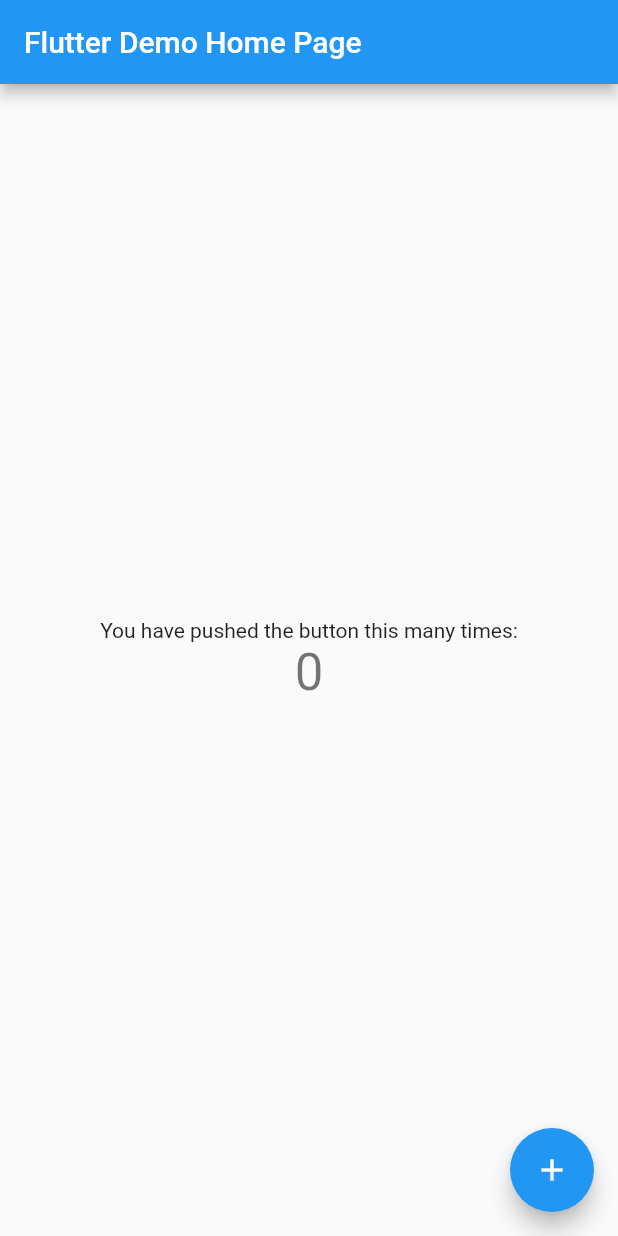
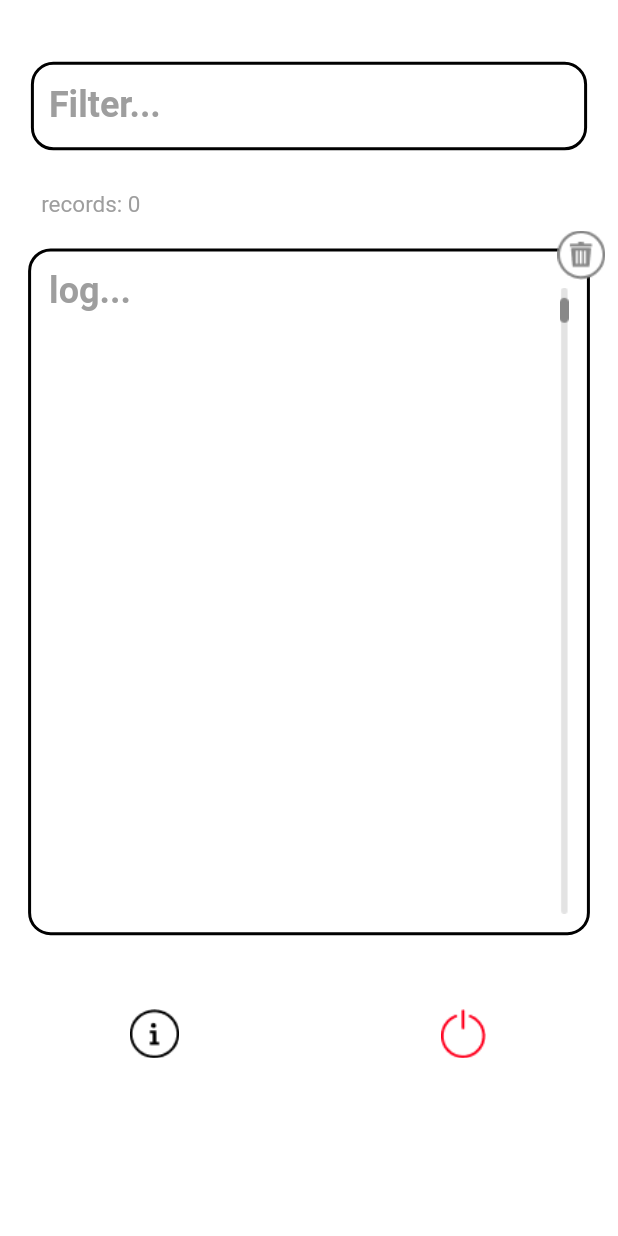
Before and after one commit to sahlet-official/userlog, a Flutter app: the screen it shows after launch, on a phone screen of 412 x 824 dp. Run offline on Flutter 3.47's test engine with Material 2 defaults, Android fonts, the phone set to English and light mode, and no system bars; Roboto replaces fonts that are missing (Suisse Int'l).

Commit message:
Update UI

```diff
--- a/Sources/buttonlog/flutter_buttonlog/lib/main.dart
+++ b/Sources/buttonlog/flutter_buttonlog/lib/main.dart
@@ -1,4 +1,8 @@
 import 'package:flutter/material.dart';
+
+import 'about.dart';
+import 'clear_answer.dart';
+import 'mainActivity.dart';
 
 void main() {
   runApp(const MyApp());
@@ -13,103 +17,9 @@
     return MaterialApp(
       title: 'Flutter Demo',
       theme: ThemeData(
-        // This is the theme of your application.
-        //
-        // Try running your application with "flutter run". You'll see the
-        // application has a blue toolbar. Then, without quitting the app, try
-        // changing the primarySwatch below to Colors.green and then invoke
-        // "hot reload" (press "r" in the console where you ran "flutter run",
-        // or simply save your changes to "hot reload" in a Flutter IDE).
-        // Notice that the counter didn't reset back to zero; the application
-        // is not restarted.
         primarySwatch: Colors.blue,
       ),
-      home: const MyHomePage(title: 'Flutter Demo Home Page'),
+      home: MainActivity(),
     );
   }
 }
-
-class MyHomePage extends StatefulWidget {
-  const MyHomePage({super.key, required this.title});
-
-  // This widget is the home page of your application. It is stateful, meaning
-  // that it has a State object (defined below) that contains fields that affect
-  // how it looks.
-
-  // This class is the configuration for the state. It holds the values (in this
-  // case the title) provided by the parent (in this case the App widget) and
-  // used by the build method of the State. Fields in a Widget subclass are
-  // always marked "final".
-
-  final String title;
-
-  @override
-  State<MyHomePage> createState() => _MyHomePageState();
-}
-
-class _MyHomePageState extends State<MyHomePage> {
-  int _counter = 0;
-
-  void _incrementCounter() {
-    setState(() {
-      // This call to setState tells the Flutter framework that something has
-      // changed in this State, which causes it to rerun the build method below
-      // so that the display can reflect the updated values. If we changed
-      // _counter without calling setState(), then the build method would not be
-      // called again, and so nothing would appear to happen.
-      _counter++;
-    });
-  }
-
-  @override
-  Widget build(BuildContext context) {
-    // This method is rerun every time setState is called, for instance as done
-    // by the _incrementCounter method above.
-    //
-    // The Flutter framework has been optimized to make rerunning build methods
-    // fast, so that you can just rebuild anything that needs updating rather
-    // than having to individually change instances of widgets.
-    return Scaffold(
-      appBar: AppBar(
-        // Here we take the value from the MyHomePage object that was created by
-        // the App.build method, and use it to set our appbar title.
-        title: Text(widget.title),
-      ),
-      body: Center(
-        // Center is a layout widget. It takes a single child and positions it
-        // in the middle of the parent.
-        child: Column(
-          // Column is also a layout widget. It takes a list of children and
-          // arranges them vertically. By default, it sizes itself to fit its
-          // children horizontally, and tries to be as tall as its parent.
-          //
-          // Invoke "debug painting" (press "p" in the console, choose the
-          // "Toggle Debug Paint" action from the Flutter Inspector in Android
-          // Studio, or the "Toggle Debug Paint" command in Visual Studio Code)
-          // to see the wireframe for each widget.
-          //
-          // Column has various properties to control how it sizes itself and
-          // how it positions its children. Here we use mainAxisAlignment to
-          // center the children vertically; the main axis here is the vertical
-          // axis because Columns are vertical (the cross axis would be
-          // horizontal).
-          mainAxisAlignment: MainAxisAlignment.center,
-          children: <Widget>[
-            const Text(
-              'You have pushed the button this many times:',
-            ),
-            Text(
-              '$_counter',
-              style: Theme.of(context).textTheme.headline4,
-            ),
-          ],
-        ),
-      ),
-      floatingActionButton: FloatingActionButton(
-        onPressed: _incrementCounter,
-        tooltip: 'Increment',
-        child: const Icon(Icons.add),
-      ), // This trailing comma makes auto-formatting nicer for build methods.
-    );
-  }
-}
--- /dev/null
+++ b/Sources/buttonlog/flutter_buttonlog/lib/mainActivity.dart
@@ -0,0 +1,195 @@
+import 'package:flutter/material.dart';
+import 'package:flutter/services.dart';
+import 'package:flutter_buttonlog/about.dart';
+
+import 'clear_answer.dart';
+
+class MainActivity extends StatefulWidget {
+  @override
+  State<MainActivity> createState() => _MainActivityState();
+}
+
+class _MainActivityState extends State<MainActivity> {
+  late TextEditingController _controller;
+
+  @override
+  void initState() {
+    super.initState();
+    _controller = TextEditingController();
+  }
+
+  @override
+  void dispose() {
+    _controller.dispose();
+    super.dispose();
+  }
+
+  Widget build(BuildContext context) {
+    return Scaffold(
+      backgroundColor: Colors.white,
+      body: Center(
+        child: ListView(
+          children: <Widget>[
+            Container(
+              padding: EdgeInsets.fromLTRB(
+                  MediaQuery.of(context).size.width / 20,
+                  MediaQuery.of(context).size.height / 20,
+                  MediaQuery.of(context).size.width / 20,
+                  0),
+              child: TextField(
+                controller: _controller,
+                decoration: InputDecoration(
+                  enabledBorder: OutlineInputBorder(
+                    borderSide: BorderSide(
+                      width: 2,
+                    ),
+                    borderRadius: BorderRadius.all(Radius.circular(15)),
+                  ),
+                  focusedBorder: OutlineInputBorder(
+                    borderSide: BorderSide(
+                      width: 2,
+                    ),
+                    borderRadius: BorderRadius.all(Radius.circular(15)),
+                  ),
+                  labelText: "Filter...",
+                  labelStyle: TextStyle(
+                    color: Colors.grey[500],
+                    fontSize: 24,
+                    fontWeight: FontWeight.bold,
+                    fontFamily: "Suisse Int'l",
+                  ),
+                ),
+                onSubmitted: (String value) async {
+                  await showDialog<void>(
+                    context: context,
+                    builder: (BuildContext context) {
+                      return AlertDialog(
+                        title: const Text('Thanks!'),
+                        content: Text(
+                            'You typed "$value", which has length ${value.characters.length}.'),
+                        actions: <Widget>[
+                          TextButton(
+                            onPressed: () {
+                              Navigator.pop(context);
+                            },
+                            child: const Text('OK'),
+                          ),
+                        ],
+                      );
+                    },
+                  );
+                },
+              ),
+            ),
+            Container(
+              padding: EdgeInsets.fromLTRB(
+                  MediaQuery.of(context).size.width / 15,
+                  MediaQuery.of(context).size.height / 30,
+                  MediaQuery.of(context).size.width / 30,
+                  0),
+              child: Text(
+                "records: 0",
+                style: TextStyle(
+                  color: Colors.grey[500],
+                  fontSize: 15,
+                  fontFamily: "Suisse Int'l",
+                ),
+              ),
+            ),
+            Stack(children: [
+              Center(
+                child: Container(
+                  margin: EdgeInsets.only(top: 20),
+                  padding: EdgeInsets.all(12),
+                  width: MediaQuery.of(context).size.width / 1.1,
+                  height: MediaQuery.of(context).size.height / 1.8,
+                  decoration: BoxDecoration(
+                    borderRadius: BorderRadius.all(Radius.circular(15)),
+                    border: Border.all(
+                      width: 2,
+                      color: Colors.black,
+                    ),
+                  ),
+                  child: Row(
+                      mainAxisAlignment: MainAxisAlignment.spaceBetween,
+                      children: <Widget>[
+                        Container(
+                          alignment: Alignment.topRight,
+                          child: Text(
+                            "log...",
+                            style: TextStyle(
+                              color: Colors.grey[500],
+                              fontSize: 24,
+                              fontWeight: FontWeight.bold,
+                              fontFamily: "Suisse Int'l",
+                            ),
+                          ),
+                        ),
+                        Container(
+                          alignment: Alignment.bottomCenter,
+                          padding: EdgeInsets.only(top: 12),
+                          child: Image(
+                            image: AssetImage('assets/images/slider.png'),
+                            ),
+                        ),
+                      ]),
+                ),
+              ),
+
+                Container(
+                  alignment: Alignment.topRight,
+                  child: Container(
+                    child:IconButton(
+                      icon: Image.asset(
+                        'assets/images/clearButton.png',
+                        fit: BoxFit.cover,
+                      ),
+                      iconSize: 33,
+                      onPressed: () {
+                        Navigator.push(context,
+                            MaterialPageRoute(builder: (context) => Clear_answer()));
+                      },
+                    ),
+                  ),
+                ),
+
+            ]),
+            SizedBox(
+              height: MediaQuery.of(context).size.height / 20,
+              width: MediaQuery.of(context).size.width,
+            ),
+            Container(
+              child: Row(
+                mainAxisAlignment: MainAxisAlignment.spaceAround,
+                mainAxisSize: MainAxisSize.max,
+                children: <Widget>[
+                  IconButton(
+                    icon: Image.asset(
+                      'assets/images/infoButton.png',
+                      fit: BoxFit.cover,
+                    ),
+                    iconSize: 33,
+                    onPressed: () {
+                      Navigator.push(context,
+                          MaterialPageRoute(builder: (context) => About()));
+                    },
+                  ),
+                  IconButton(
+                    icon: Image.asset(
+                      'assets/images/shutdownButton.png',
+                      fit: BoxFit.cover,
+                    ),
+                    iconSize: 33,
+                    onPressed: () {
+                      SystemNavigator.pop();
+                    },
+                  ),
+                ],
+              ),
+            ),
+          ],
+        ),
+      ),
+    );
+  }
+}
--- a/Sources/buttonlog/flutter_buttonlog/pubspec.yaml
+++ b/Sources/buttonlog/flutter_buttonlog/pubspec.yaml
@@ -60,9 +60,8 @@
   uses-material-design: true
 
   # To add assets to your application, add an assets section, like this:
-  # assets:
-  #   - images/a_dot_burr.jpeg
-  #   - images/a_dot_ham.jpeg
+  assets:
+    - assets/images/
 
   # An image asset can refer to one or more resolution-specific "variants", see
   # https://flutter.dev/assets-and-images/#resolution-aware
```
Also changed, not shown: Sources/buttonlog/flutter_buttonlog/lib/about.dart (added, +83 -0 lines), Sources/buttonlog/flutter_buttonlog/lib/clear_answer.dart (added, +71 -0 lines), Sources/buttonlog/flutter_buttonlog/assets/images/clearButton.png (added), Sources/buttonlog/flutter_buttonlog/assets/images/exitButton.svg (added), Sources/buttonlog/flutter_buttonlog/assets/images/exitButtonS.png (added), Sources/buttonlog/flutter_buttonlog/assets/images/exitbutton.png (added), Sources/buttonlog/flutter_buttonlog/assets/images/infoButton.png (added), Sources/buttonlog/flutter_buttonlog/assets/images/shutdownButton.png (added), Sources/buttonlog/flutter_buttonlog/assets/images/slider.png (added).
